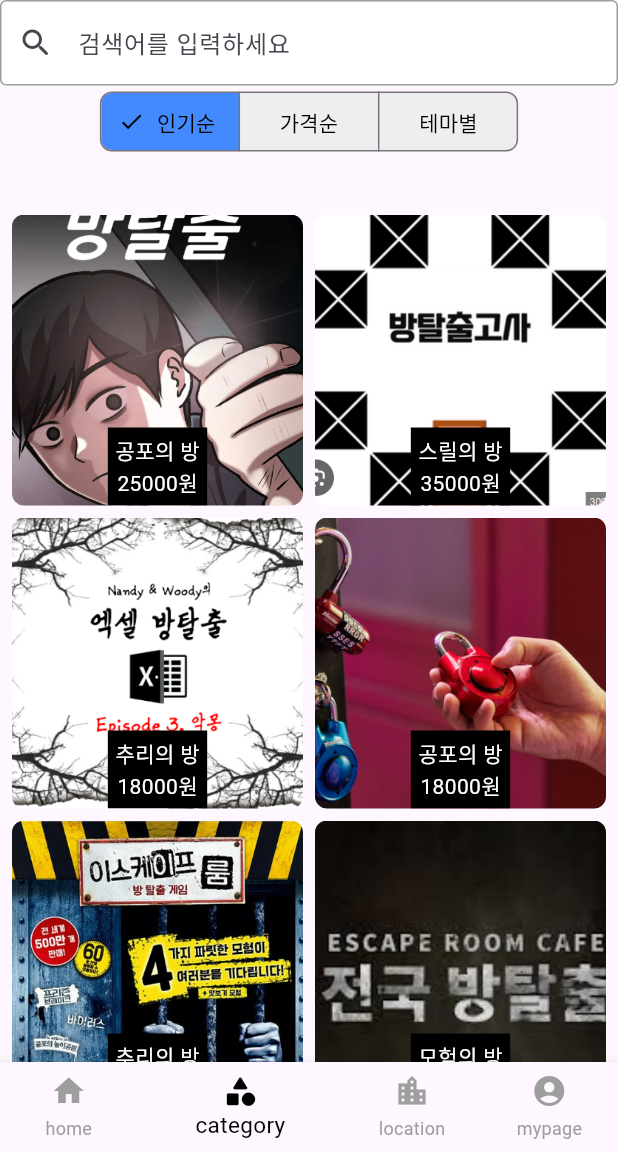
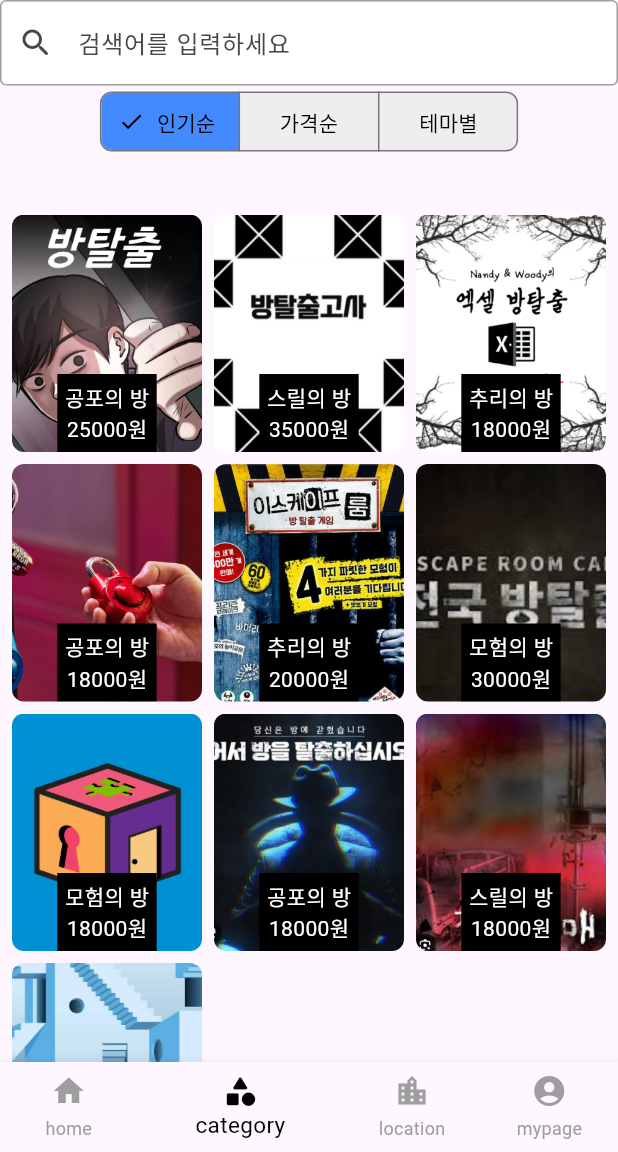
Before and after one commit to Y8282/flutter_escape, a Flutter app: the hompage screen opened directly, item 2 of the bottom bar chosen, on a phone screen of 412 x 824 dp, the part 84-1236 px from its top. Run offline on Flutter 3.47's test engine with Material 3 defaults, Android fonts, the phone set to English and light mode, and no system bars.

Commit message:
Initial commit

```diff
--- a/lib/category.dart
+++ b/lib/category.dart
@@ -170,9 +170,10 @@ class _categoryState extends State<category> {
             Expanded(
               child: GridView.count(
                 padding: EdgeInsets.all(8),
-                crossAxisCount: 2,
+                crossAxisCount: 3,
                 mainAxisSpacing: 8,
                 crossAxisSpacing: 8,
+                childAspectRatio: 0.8,
                 children:
                     getFilterRooms().map((room) {
                       return ClipRRect(
```
